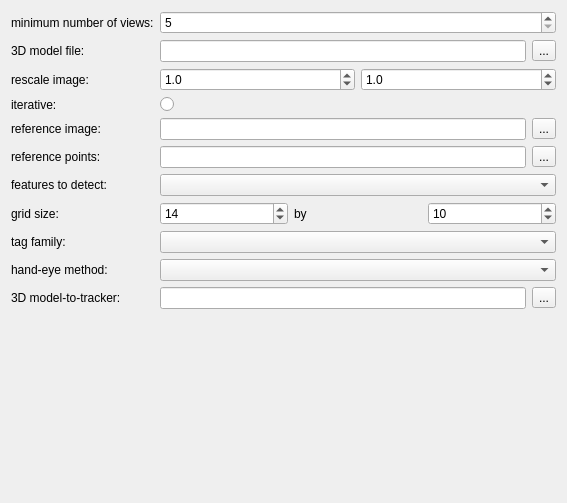
Before: the Qt Designer form MITK/Plugins/uk.ac.ucl.cmic.igicameracal/src/internal/CameraCalViewPreferencePage.ui in NifTK/NifTK, drawn with Qt 5.
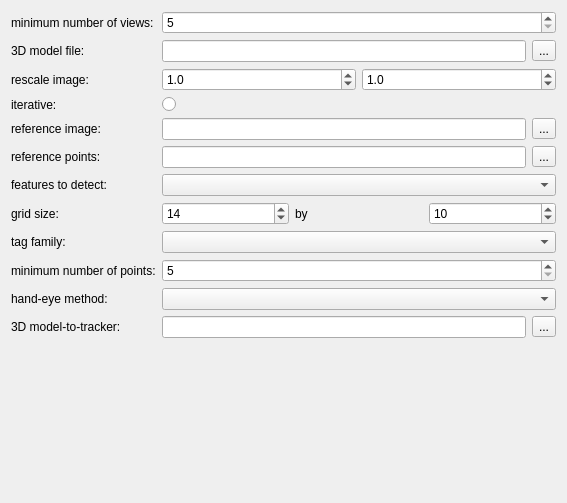
After: the same form once the commit is applied.

Commit message: Issue #4659: Provide preference for minimum number of points.

```diff
--- a/MITK/Plugins/uk.ac.ucl.cmic.igicameracal/src/internal/CameraCalViewPreferencePage.ui
+++ b/MITK/Plugins/uk.ac.ucl.cmic.igicameracal/src/internal/CameraCalViewPreferencePage.ui
@@ -13,7 +13,7 @@
   <property name="windowTitle">
    <string>Form</string>
   </property>
-  <layout class="QHBoxLayout" name="horizontalLayout_3">
+  <layout class="QVBoxLayout" name="verticalLayout">
    <item>
     <layout class="QFormLayout" name="formLayout">
      <item row="0" column="0">
@@ -218,23 +218,40 @@
       <widget class="QComboBox" name="m_TagFamilyComboBox"/>
      </item>
      <item row="9" column="0">
+      <widget class="QLabel" name="m_MinPointsLabel">
+       <property name="text">
+        <string>minimum number of points:</string>
+       </property>
+      </widget>
+     </item>
+     <item row="9" column="1">
+      <widget class="QSpinBox" name="m_MinPointsSpinBox">
+       <property name="minimum">
+        <number>5</number>
+       </property>
+       <property name="maximum">
+        <number>99999</number>
+       </property>
+      </widget>
+     </item>
+     <item row="10" column="0">
       <widget class="QLabel" name="m_HandEyeLabel">
        <property name="text">
         <string>hand-eye method:</string>
        </property>
       </widget>
      </item>
-     <item row="9" column="1">
+     <item row="10" column="1">
       <widget class="QComboBox" name="m_HandEyeComboBox"/>
      </item>
-     <item row="10" column="0">
+     <item row="11" column="0">
       <widget class="QLabel" name="m_ModelToTrackerLabel">
        <property name="text">
         <string>3D model-to-tracker:</string>
        </property>
       </widget>
      </item>
-     <item row="10" column="1">
+     <item row="11" column="1">
       <layout class="QHBoxLayout" name="horizontalLayout_4">
        <item>
         <widget class="QLineEdit" name="m_ModelToTrackerLineEdit"/>
```
The commit also changes 5 other files.
